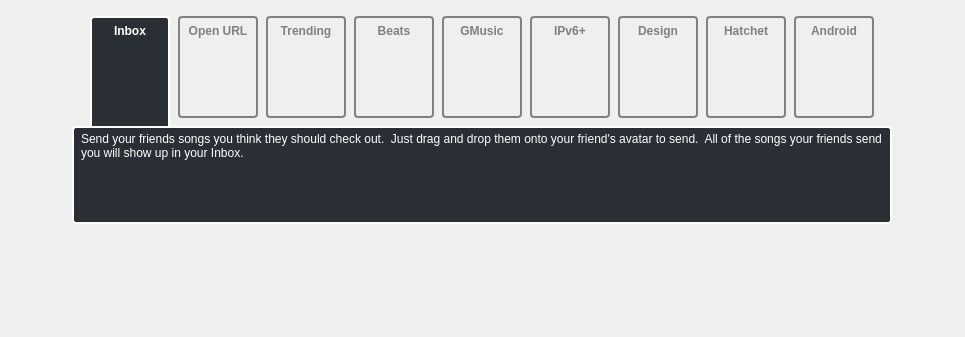
Before: the Qt Designer form src/viewpages/whatsnew_0_8/WhatsNewWidget_0_8.ui in tomahawk-player/tomahawk, drawn with Qt 5; both pictures show x 0 to 965 and y 0 to 337 of the 965 by 616 pixel window.
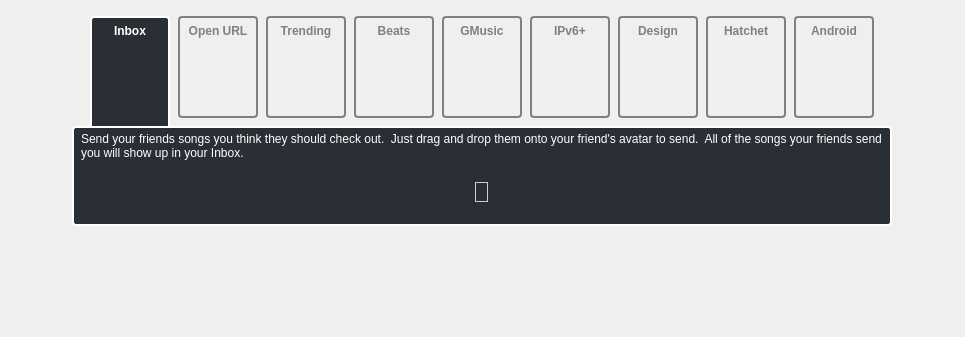
After: the same form once the commit is applied. Icons and pictures are not drawn. Custom widgets are drawn as their Qt base class.

Commit message: [whatsnew] Style Inbox page

Diff of the .ui file:
```diff
--- a/src/viewpages/whatsnew_0_8/WhatsNewWidget_0_8.ui
+++ b/src/viewpages/whatsnew_0_8/WhatsNewWidget_0_8.ui
@@ -773,10 +773,13 @@
               <property name="orientation">
                <enum>Qt::Vertical</enum>
               </property>
+              <property name="sizeType">
+               <enum>QSizePolicy::Fixed</enum>
+              </property>
               <property name="sizeHint" stdset="0">
                <size>
                 <width>20</width>
-                <height>40</height>
+                <height>20</height>
                </size>
               </property>
              </spacer>
@@ -789,6 +792,13 @@
                 <verstretch>0</verstretch>
                </sizepolicy>
               </property>
+              <property name="styleSheet">
+               <string notr="true">border-width: 1px;
+border-radius: 0px;
+border-style: solid;
+border-color: #ccc;
+</string>
+              </property>
               <property name="text">
                <string/>
               </property>
@@ -797,6 +807,22 @@
               </property>
              </widget>
             </item>
+            <item>
+             <spacer name="verticalSpacer_3">
+              <property name="orientation">
+               <enum>Qt::Vertical</enum>
+              </property>
+              <property name="sizeType">
+               <enum>QSizePolicy::MinimumExpanding</enum>
+              </property>
+              <property name="sizeHint" stdset="0">
+               <size>
+                <width>20</width>
+                <height>20</height>
+               </size>
+              </property>
+             </spacer>
+            </item>
            </layout>
           </widget>
           <widget class="QWidget" name="urlLookupPage">
```
The commit also changes 1 other file.
